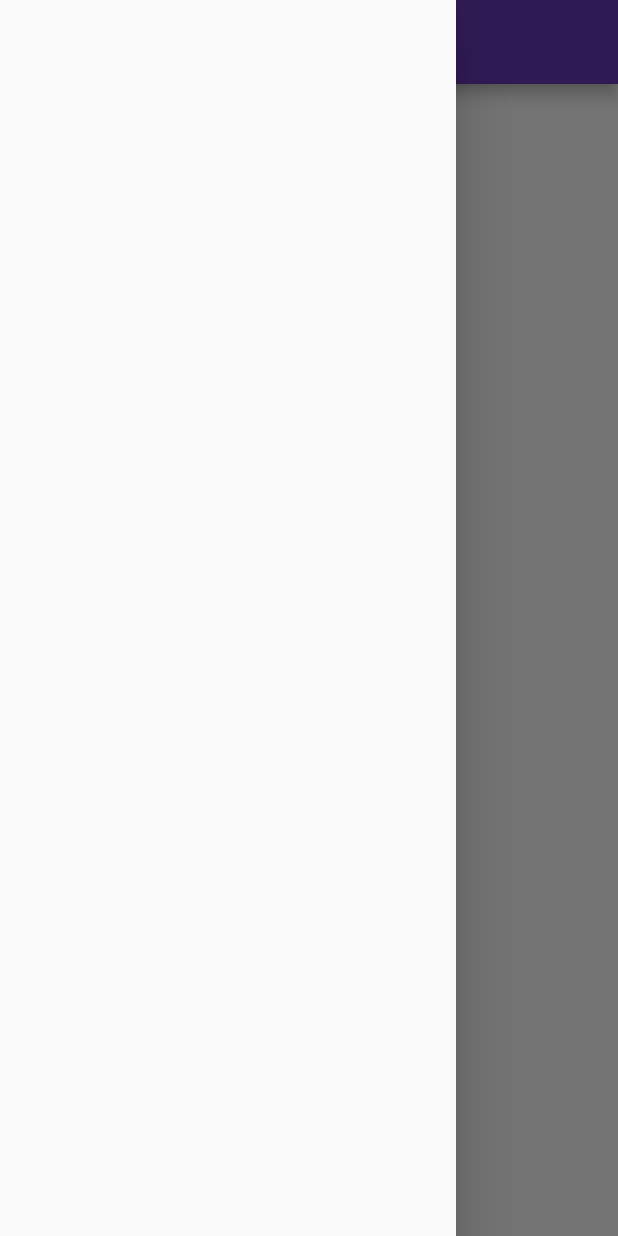
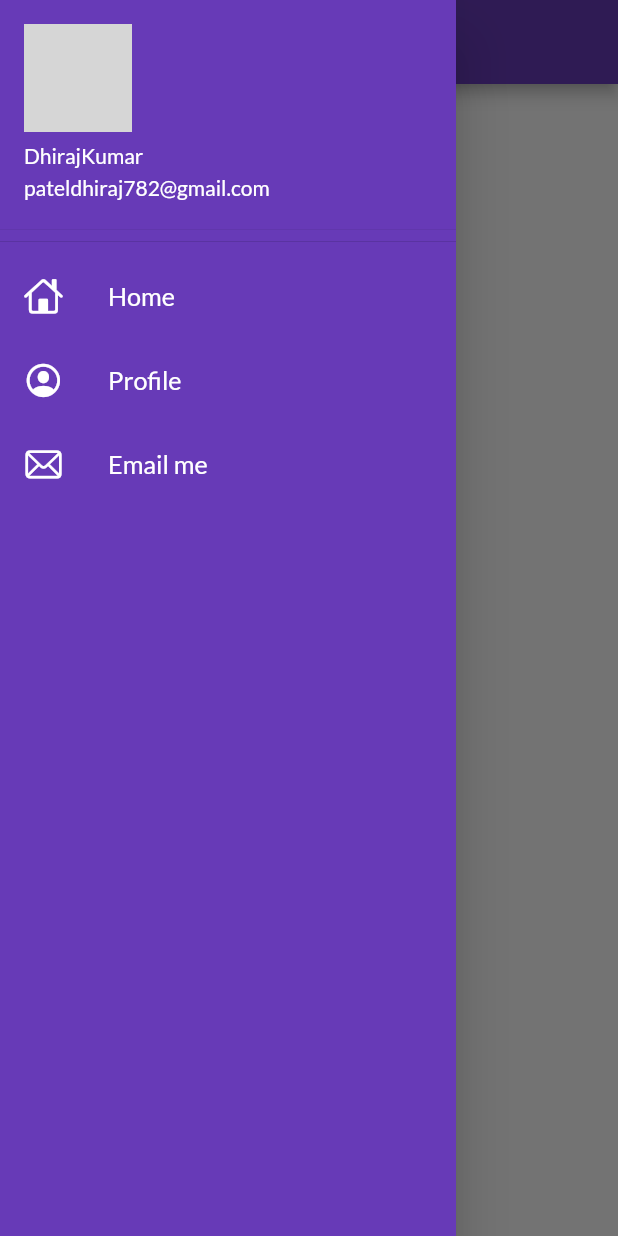
Before and after one commit to ds-patel-33/flutter_catalog, a Flutter app: the HomePage screen opened by its route, with the side drawer open, on a phone screen of 412 x 824 dp. Run offline on Flutter 3.47's test engine with Material 2 defaults, Android fonts, the phone set to English and light mode, and no system bars; our stand-ins replace google_fonts; network calls fail; grey boxes are pictures that could not be loaded.

Commit message:
day-9 Drawer

```diff
--- a/lib/pages/home_page.dart
+++ b/lib/pages/home_page.dart
@@ -1,4 +1,5 @@
 import 'package:flutter/material.dart';
+import 'package:flutter_catalog/widgets/drawer.dart';
 
 class HomePage extends StatelessWidget {
   @override
@@ -11,7 +12,6 @@ class HomePage extends StatelessWidget {
         body: Container(
           child: Center(child: Text("welcome to Catalog App")),
         ),
-      drawer: Drawer(),
-    );
+        drawer: MyDrawer());
   }
 }
--- /dev/null
+++ b/lib/widgets/drawer.dart
@@ -0,0 +1,68 @@
+import 'package:flutter/cupertino.dart';
+import 'package:flutter/material.dart';
+
+class MyDrawer extends StatelessWidget {
+  final profileImage =
+      "https://pbs.twimg.com/profile_images/1277875801996722178/ofAT8EET_400x400.jpg";
+  @override
+  Widget build(BuildContext context) {
+    return Drawer(
+      child: Container(
+        color: Colors.deepPurple,
+        child: ListView(
+          children: <Widget>[
+            DrawerHeader(
+              padding: EdgeInsets.zero,
+              child: UserAccountsDrawerHeader(
+                accountName: Text("DhirajKumar"),
+                accountEmail: Text("pateldhiraj782@gmail.com"),
+                currentAccountPicture: CircleAvatar(
+                  backgroundImage: NetworkImage(profileImage),
+                ),
+              ),
+            ),
+            ListTile(
+              onTap: () {
+                Navigator.pop(context);
+              },
+              title: Text(
+                "Home",
+                textScaleFactor: 1.2,
+                style: TextStyle(color: Colors.white),
+              ),
+              leading: Icon(
+                CupertinoIcons.home,
+                color: Colors.white,
+                size: 26,
+              ),
+            ),
+            ListTile(
+              title: Text(
+                "Profile",
+                textScaleFactor: 1.2,
+                style: TextStyle(color: Colors.white),
+              ),
+              leading: Icon(
+                CupertinoIcons.profile_circled,
+                color: Colors.white,
+                size: 26,
+              ),
+            ),
+            ListTile(
+              title: Text(
+                "Email me",
+                textScaleFactor: 1.2,
+                style: TextStyle(color: Colors.white),
+              ),
+              leading: Icon(
+                CupertinoIcons.mail,
+                color: Colors.white,
+                size: 26,
+              ),
+            )
+          ],
+        ),
+      ),
+    );
+  }
+}
```
Lines whose indentation alone changed are shown as unchanged.
